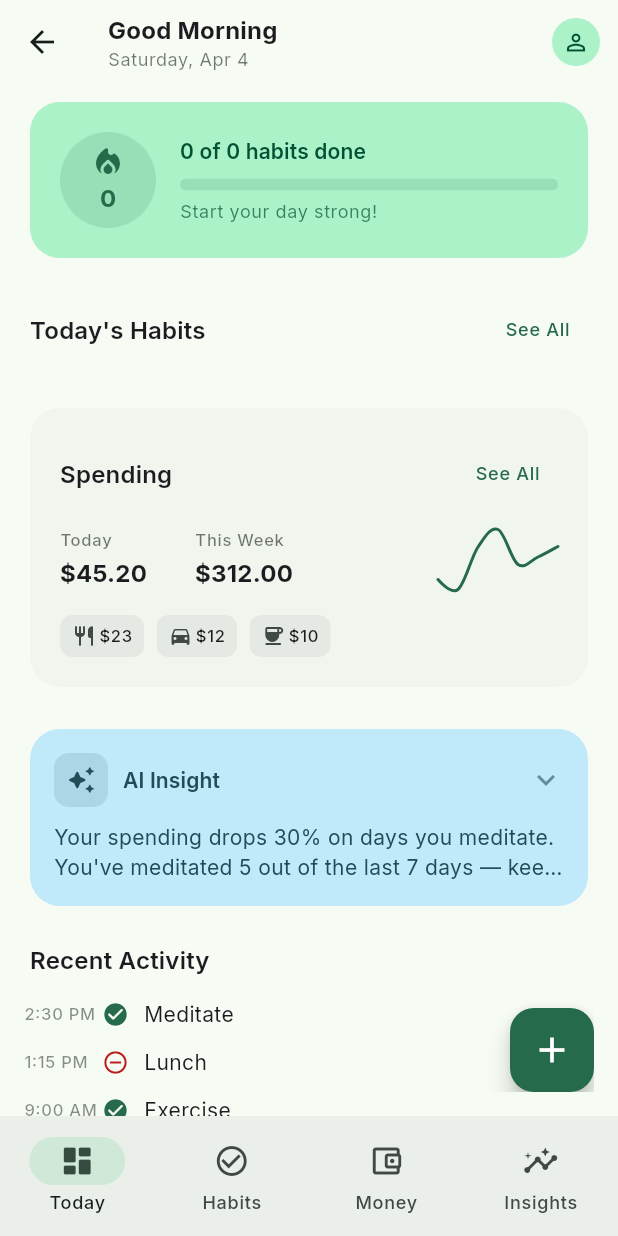
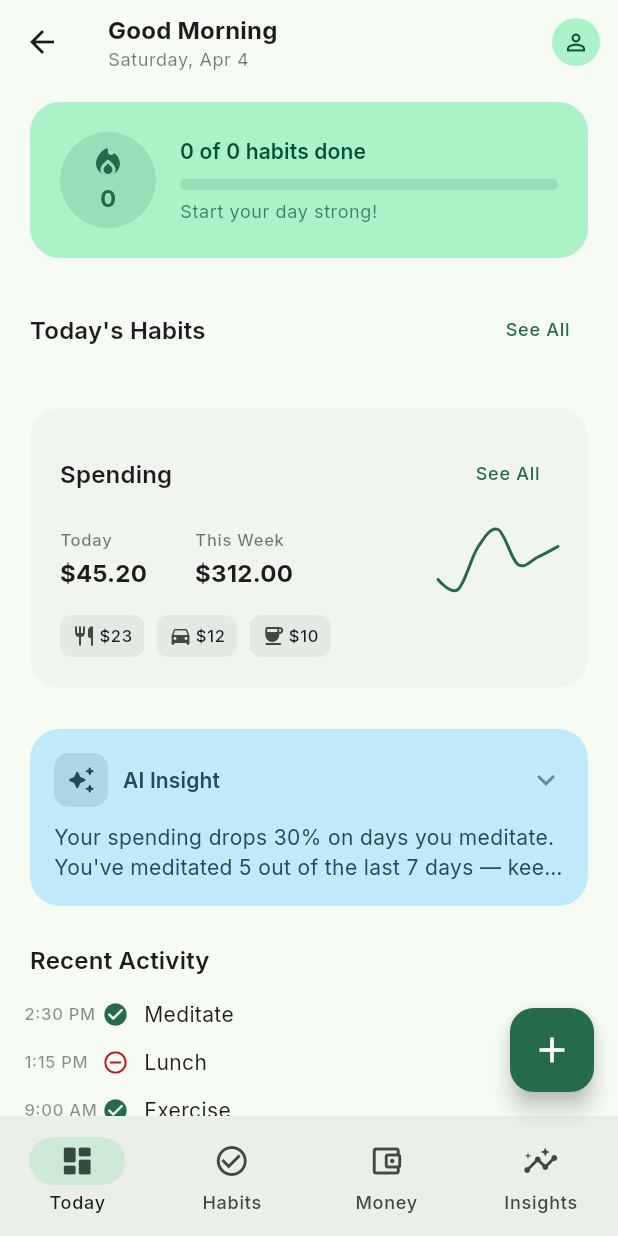
Before and after one commit to abey-joseph/track_rev1, a Flutter app: the AppShellPage screen opened by its route, on a phone screen of 412 x 824 dp. Run offline on Flutter 3.47's test engine with Material 3 defaults, Android fonts, the phone set to English and light mode, and no system bars; drawn by our look-alikes of fl_chart; our stand-ins replace auto_route, bloc, connectivity_plus, dio, drift, envied and 14 more; missing offline and left inert: talker_bloc_logger, talker_dio_logger; accounts and stored records are empty; generated files the repository leaves out were written again; statements that could not run were skipped.

Commit message:
some bugs fixed

```diff
--- a/lib/core/database/tables/habit_logs_table.dart
+++ b/lib/core/database/tables/habit_logs_table.dart
@@ -11,7 +11,8 @@ import 'package:track/core/database/tables/habits_table.dart';
 /// UNIQUE constraint on (habitId, loggedDate) — only one log per habit per day.
 class HabitLogs extends Table {
   IntColumn get id => integer().autoIncrement()();
-  IntColumn get habitId => integer().references(Habits, #id)();
+  IntColumn get habitId =>
+      integer().references(Habits, #id, onDelete: KeyAction.cascade)();
   TextColumn get loggedDate => text()();
   RealColumn get value => real().withDefault(const Constant(1))();
   TextColumn get note => text().nullable()();
--- a/lib/core/database/tables/habit_streaks_table.dart
+++ b/lib/core/database/tables/habit_streaks_table.dart
@@ -11,7 +11,8 @@ import 'package:track/core/database/tables/habits_table.dart';
 /// [lastCompletedDate]: ISO-8601 date string, nullable.
 class HabitStreaks extends Table {
   /// Primary key doubles as the foreign key to [Habits].
-  IntColumn get habitId => integer().references(Habits, #id)();
+  IntColumn get habitId =>
+      integer().references(Habits, #id, onDelete: KeyAction.cascade)();
   IntColumn get currentStreak => integer().withDefault(const Constant(0))();
   IntColumn get longestStreak => integer().withDefault(const Constant(0))();
   TextColumn get lastCompletedDate => text().nullable()();
--- a/lib/features/home/presentation/widgets/quick_add_fab.dart
+++ b/lib/features/home/presentation/widgets/quick_add_fab.dart
@@ -72,9 +72,10 @@ class _QuickAddFabState extends State<QuickAddFab>
   Widget build(BuildContext context) {
     final colorScheme = Theme.of(context).colorScheme;
 
-    return SizedBox(
-      width: 200,
-      height: 220,
+    return OverflowBox(
+      maxWidth: 300,
+      maxHeight: 350,
+      alignment: Alignment.bottomRight,
       child: Stack(
         alignment: Alignment.bottomRight,
         children: [
@@ -88,7 +89,12 @@ class _QuickAddFabState extends State<QuickAddFab>
             ),
 
           // Speed-dial options
-          if (widget.showSpeedDial) ...[
+          if (widget.showSpeedDial)
+            IgnorePointer(
+              ignoring: !_isOpen,
+              child: Stack(
+                alignment: Alignment.bottomRight,
+                children: [
                   // Log Habit option
                   _SpeedDialOption(
                     controller: _controller,
@@ -112,6 +118,8 @@ class _QuickAddFabState extends State<QuickAddFab>
                     },
                   ),
                 ],
+              ),
+            ),
 
           // Main FAB
           Positioned(
```
Also changed, not shown: lib/core/database/daos/habits_dao.dart (+21 -6 lines). Lines whose indentation alone changed are shown as unchanged.
